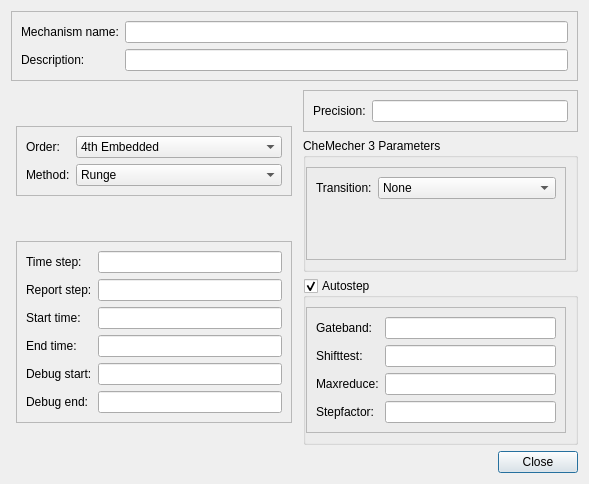
Before: the Qt Designer form src/gui/simparams.ui in stevenvergenz/chemecher, drawn with Qt 5.
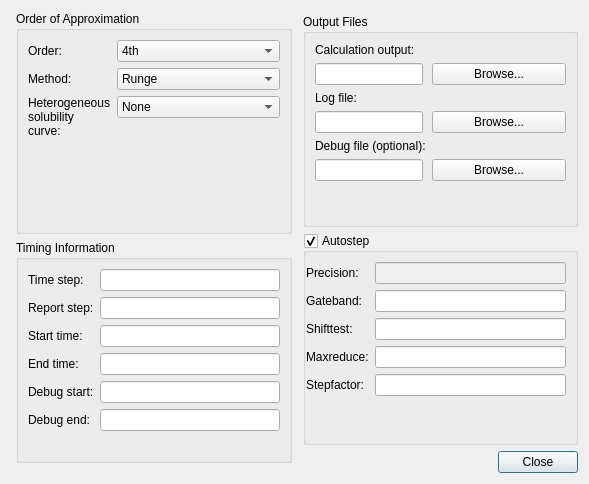
After: the same form once the commit is applied.

Commit message: Rearranged sim params window, added mech properties window. now able to select output files from the gui. gui calculation works.

What changed in the file:
```diff
--- a/src/gui/simparams.ui
+++ b/src/gui/simparams.ui
@@ -14,223 +14,7 @@
    <string>Simulation Parameters</string>
   </property>
   <layout class="QGridLayout" name="gridLayout_2">
-   <item row="0" column="0" colspan="2">
-    <widget class="QFrame" name="frame_3">
-     <property name="sizePolicy">
-      <sizepolicy hsizetype="Preferred" vsizetype="Maximum">
-       <horstretch>0</horstretch>
-       <verstretch>0</verstretch>
-      </sizepolicy>
-     </property>
-     <property name="frameShape">
-      <enum>QFrame::StyledPanel</enum>
-     </property>
-     <property name="frameShadow">
-      <enum>QFrame::Raised</enum>
-     </property>
-     <layout class="QFormLayout" name="formLayout_2">
-      <item row="0" column="0">
-       <widget class="QLabel" name="label">
-        <property name="text">
-         <string>Mechanism name:</string>
-        </property>
-       </widget>
-      </item>
-      <item row="0" column="1">
-       <widget class="QLineEdit" name="txtMechName"/>
-      </item>
-      <item row="1" column="0">
-       <widget class="QLabel" name="label_2">
-        <property name="text">
-         <string>Description:</string>
-        </property>
-       </widget>
-      </item>
-      <item row="1" column="1">
-       <widget class="QLineEdit" name="txtMechDesc"/>
-      </item>
-     </layout>
-    </widget>
-   </item>
-   <item row="2" column="1">
-    <widget class="QFrame" name="frame_8">
-     <property name="frameShape">
-      <enum>QFrame::NoFrame</enum>
-     </property>
-     <property name="frameShadow">
-      <enum>QFrame::Raised</enum>
-     </property>
-     <layout class="QVBoxLayout" name="verticalLayout_3">
-      <property name="leftMargin">
-       <number>5</number>
-      </property>
-      <property name="topMargin">
-       <number>3</number>
-      </property>
-      <property name="rightMargin">
-       <number>0</number>
-      </property>
-      <property name="bottomMargin">
-       <number>0</number>
-      </property>
-      <item>
-       <widget class="QFrame" name="frame_4">
-        <property name="sizePolicy">
-         <sizepolicy hsizetype="MinimumExpanding" vsizetype="Maximum">
-          <horstretch>0</horstretch>
-          <verstretch>0</verstretch>
-         </sizepolicy>
-        </property>
-        <property name="frameShape">
-         <enum>QFrame::StyledPanel</enum>
-        </property>
-        <property name="frameShadow">
-         <enum>QFrame::Raised</enum>
-        </property>
-        <layout class="QFormLayout" name="formLayout_3">
-         <item row="0" column="0">
-          <widget class="QLabel" name="label_9">
-           <property name="text">
-            <string>Precision:</string>
-           </property>
-          </widget>
-         </item>
-         <item row="0" column="1">
-          <widget class="QLineEdit" name="txtPrecision"/>
-         </item>
-        </layout>
-       </widget>
-      </item>
-      <item>
-       <widget class="QGroupBox" name="groupBox_9">
-        <property name="title">
-         <string>CheMecher 3 Parameters</string>
-        </property>
-        <property name="checkable">
-         <bool>false</bool>
-        </property>
-        <property name="checked">
-         <bool>false</bool>
-        </property>
-        <layout class="QVBoxLayout" name="verticalLayout_4">
-         <property name="leftMargin">
-          <number>0</number>
-         </property>
-         <item>
-          <widget class="QFrame" name="frame">
-           <property name="frameShape">
-            <enum>QFrame::StyledPanel</enum>
-           </property>
-           <property name="frameShadow">
-            <enum>QFrame::Raised</enum>
-           </property>
-           <layout class="QFormLayout" name="formLayout_7">
-            <item row="0" column="0">
-             <widget class="QLabel" name="label_16">
-              <property name="text">
-               <string>Transition:</string>
-              </property>
-             </widget>
-            </item>
-            <item row="0" column="1">
-             <widget class="QComboBox" name="comboTrans">
-              <item>
-               <property name="text">
-                <string>None</string>
-               </property>
-              </item>
-              <item>
-               <property name="text">
-                <string>Linear</string>
-               </property>
-              </item>
-              <item>
-               <property name="text">
-                <string>Arctangent</string>
-               </property>
-              </item>
-             </widget>
-            </item>
-           </layout>
-          </widget>
-         </item>
-        </layout>
-       </widget>
-      </item>
-      <item>
-       <widget class="QGroupBox" name="grpAutostep">
-        <property name="title">
-         <string>Autostep</string>
-        </property>
-        <property name="checkable">
-         <bool>true</bool>
-        </property>
-        <layout class="QVBoxLayout" name="verticalLayout">
-         <property name="leftMargin">
-          <number>0</number>
-         </property>
-         <item>
-          <widget class="QFrame" name="frame_7">
-           <property name="frameShape">
-            <enum>QFrame::StyledPanel</enum>
-           </property>
-           <property name="frameShadow">
-            <enum>QFrame::Raised</enum>
-           </property>
-           <layout class="QFormLayout" name="formLayout_5">
-            <property name="fieldGrowthPolicy">
-             <enum>QFormLayout::AllNonFixedFieldsGrow</enum>
-            </property>
-            <item row="0" column="0">
-             <widget class="QLabel" name="label_12">
-              <property name="text">
-               <string>Gateband:</string>
-              </property>
-             </widget>
-            </item>
-            <item row="0" column="1">
-             <widget class="QLineEdit" name="txtGateband"/>
-            </item>
-            <item row="1" column="0">
-             <widget class="QLabel" name="label_13">
-              <property name="text">
-               <string>Shifttest:</string>
-              </property>
-             </widget>
-            </item>
-            <item row="1" column="1">
-             <widget class="QLineEdit" name="txtShifttest"/>
-            </item>
-            <item row="2" column="0">
-             <widget class="QLabel" name="label_14">
-              <property name="text">
-               <string>Maxreduce:</string>
-              </property>
-             </widget>
-            </item>
-            <item row="2" column="1">
-             <widget class="QLineEdit" name="txtMaxreduce"/>
-            </item>
-            <item row="3" column="0">
-             <widget class="QLabel" name="label_15">
-              <property name="text">
-               <string>Stepfactor:</string>
-              </property>
-             </widget>
-            </item>
-            <item row="3" column="1">
-             <widget class="QLineEdit" name="txtStepfactor"/>
-            </item>
-           </layout>
-          </widget>
-         </item>
-        </layout>
-       </widget>
-      </item>
-     </layout>
-    </widget>
-   </item>
-   <item row="2" column="0" rowspan="2">
+   <item row="1" column="0" rowspan="2">
     <widget class="QFrame" name="frame_5">
      <property name="frameShape">
       <enum>QFrame::NoFrame</enum>
@@ -252,23 +36,11 @@
        <number>10</number>
       </property>
       <item>
-       <widget class="QFrame" name="frame_6">
-        <property name="sizePolicy">
-         <sizepolicy hsizetype="Preferred" vsizetype="Maximum">
-          <horstretch>0</horstretch>
-          <verstretch>0</verstretch>
-         </sizepolicy>
+       <widget class="QGroupBox" name="groupOrder">
+        <property name="title">
+         <string>Order of Approximation</string>
         </property>
-        <property name="frameShape">
-         <enum>QFrame::StyledPanel</enum>
-        </property>
-        <property name="frameShadow">
-         <enum>QFrame::Raised</enum>
-        </property>
-        <layout class="QFormLayout" name="formLayout_4">
-         <property name="fieldGrowthPolicy">
-          <enum>QFormLayout::AllNonFixedFieldsGrow</enum>
-         </property>
+        <layout class="QFormLayout" name="formLayout_6">
          <item row="0" column="0">
           <widget class="QLabel" name="label_10">
            <property name="text">
@@ -279,7 +51,7 @@
          <item row="0" column="1">
           <widget class="QComboBox" name="comboOrder">
            <property name="currentIndex">
-            <number>4</number>
+            <number>3</number>
            </property>
            <item>
             <property name="text">
@@ -334,24 +106,43 @@
            </item>
           </widget>
          </item>
+         <item row="2" column="0">
+          <widget class="QLabel" name="label_16">
+           <property name="text">
+            <string>Heterogeneous
+solubility
+curve:</string>
+           </property>
+          </widget>
+         </item>
+         <item row="2" column="1">
+          <widget class="QComboBox" name="comboTrans">
+           <item>
+            <property name="text">
+             <string>None</string>
+            </property>
+           </item>
+           <item>
+            <property name="text">
+             <string>Linear</string>
+            </property>
+           </item>
+           <item>
+            <property name="text">
+             <string>Arctangent</string>
+            </property>
+           </item>
+          </widget>
+         </item>
         </layout>
        </widget>
       </item>
       <item>
-       <widget class="QFrame" name="frame_2">
-        <property name="sizePolicy">
-         <sizepolicy hsizetype="MinimumExpanding" vsizetype="Maximum">
-          <horstretch>0</horstretch>
-          <verstretch>0</verstretch>
-         </sizepolicy>
+       <widget class="QGroupBox" name="groupTime">
+        <property name="title">
+         <string>Timing Information</string>
         </property>
-        <property name="frameShape">
-         <enum>QFrame::StyledPanel</enum>
-        </property>
-        <property name="frameShadow">
-         <enum>QFrame::Raised</enum>
-        </property>
-        <layout class="QFormLayout" name="formLayout">
+        <layout class="QFormLayout" name="formLayout_4">
          <item row="0" column="0">
           <widget class="QLabel" name="label_3">
            <property name="text">
@@ -359,6 +150,9 @@
            </property>
           </widget>
          </item>
+         <item row="0" column="1">
+          <widget class="QLineEdit" name="txtTimeStep"/>
+         </item>
          <item row="1" column="0">
           <widget class="QLabel" name="label_4">
            <property name="text">
@@ -366,50 +160,47 @@
            </property>
           </widget>
          </item>
-         <item row="4" column="0">
-          <widget class="QLabel" name="label_5">
-           <property name="text">
-            <string>End time:</string>
-           </property>
-          </widget>
+         <item row="1" column="1">
+          <widget class="QLineEdit" name="txtReportStep"/>
          </item>
-         <item row="3" column="0">
+         <item row="2" column="0">
           <widget class="QLabel" name="label_6">
            <property name="text">
             <string>Start time:</string>
            </property>
           </widget>
          </item>
-         <item row="5" column="0">
+         <item row="2" column="1">
+          <widget class="QLineEdit" name="txtStartTime"/>
+         </item>
+         <item row="3" column="0">
+          <widget class="QLabel" name="label_5">
+           <property name="text">
+            <string>End time:</string>
+           </property>
+          </widget>
+         </item>
+         <item row="3" column="1">
+          <widget class="QLineEdit" name="txtEndTime"/>
+         </item>
+         <item row="4" column="0">
           <widget class="QLabel" name="label_7">
            <property name="text">
             <string>Debug start:</string>
            </property>
           </widget>
          </item>
-         <item row="6" column="0">
+         <item row="4" column="1">
+          <widget class="QLineEdit" name="txtDebugStart"/>
+         </item>
+         <item row="5" column="0">
           <widget class="QLabel" name="label_8">
            <property name="text">
             <string>Debug end:</string>
            </property>
           </widget>
          </item>
-         <item row="0" column="1">
-          <widget class="QLineEdit" name="txtTimeStep"/>
-         </item>
-         <item row="1" column="1">
-          <widget class="QLineEdit" name="txtReportStep"/>
-         </item>
-         <item row="3" column="1">
-          <widget class="QLineEdit" name="txtStartTime"/>
-         </item>
-         <item row="4" column="1">
-          <widget class="QLineEdit" name="txtEndTime"/>
-         </item>
          <item row="5" column="1">
-          <widget class="QLineEdit" name="txtDebugStart"/>
-         </item>
-         <item row="6" column="1">
           <widget class="QLineEdit" name="txtDebugEnd"/>
          </item>
         </layout>
@@ -418,13 +209,185 @@
      </layout>
     </widget>
    </item>
-   <item row="3" column="1">
+   <item row="2" column="2">
     <widget class="QDialogButtonBox" name="buttonBox">
      <property name="standardButtons">
       <set>QDialogButtonBox::Close</set>
      </property>
     </widget>
    </item>
+   <item row="1" column="2">
+    <widget class="QFrame" name="frame_8">
+     <property name="frameShape">
+      <enum>QFrame::NoFrame</enum>
+     </property>
+     <property name="frameShadow">
+      <enum>QFrame::Raised</enum>
+     </property>
+     <layout class="QVBoxLayout" name="verticalLayout_3">
+      <property name="leftMargin">
+       <number>5</number>
+      </property>
+      <property name="topMargin">
+       <number>3</number>
+      </property>
+      <property name="rightMargin">
+       <number>0</number>
+      </property>
+      <property name="bottomMargin">
+       <number>0</number>
+      </property>
+      <item>
+       <widget class="QGroupBox" name="groupOutput">
+        <property name="title">
+         <string>Output Files</string>
+        </property>
+        <layout class="QFormLayout" name="formLayout_3">
+         <property name="fieldGrowthPolicy">
+          <enum>QFormLayout::AllNonFixedFieldsGrow</enum>
+         </property>
+         <item row="0" column="0">
+          <widget class="QLabel" name="label_17">
+           <property name="text">
+            <string>Calculation output:</string>
+           </property>
+          </widget>
+         </item>
+         <item row="1" column="0">
+          <widget class="QLineEdit" name="txtOutfile">
+           <property name="sizePolicy">
+            <sizepolicy hsizetype="Expanding" vsizetype="Fixed">
+             <horstretch>0</horstretch>
+             <verstretch>0</verstretch>
+            </sizepolicy>
+           </property>
+          </widget>
+         </item>
+         <item row="1" column="1">
+          <widget class="QPushButton" name="outputBrowse">
+           <property name="text">
+            <string>Browse...</string>
+           </property>
+          </widget>
+         </item>
+         <item row="2" column="0">
+          <widget class="QLabel" name="label_18">
+           <property name="text">
+            <string>Log file:</string>
+           </property>
+          </widget>
+         </item>
+         <item row="3" column="0">
+          <widget class="QLineEdit" name="txtLogfile"/>
+         </item>
+         <item row="4" column="0">
+          <widget class="QLabel" name="label_19">
+           <property name="text">
+            <string>Debug file (optional):</string>
+           </property>
+          </widget>
+         </item>
+         <item row="5" column="0">
+          <widget class="QLineEdit" name="txtDebugfile"/>
+         </item>
+         <item row="3" column="1">
+          <widget class="QPushButton" name="logBrowse">
+           <property name="text">
+            <string>Browse...</string>
+           </property>
+          </widget>
+         </item>
+         <item row="5" column="1">
+          <widget class="QPushButton" name="debugBrowse">
+           <property name="text">
+            <string>Browse...</string>
+           </property>
+          </widget>
+         </item>
+        </layout>
+       </widget>
+      </item>
+      <item>
+       <widget class="QGroupBox" name="groupAutostep">
+        <property name="title">
+         <string>Autostep</string>
+        </property>
+        <property name="checkable">
+         <bool>true</bool>
+        </property>
+        <property name="checked">
+         <bool>true</bool>
+        </property>
+        <layout class="QFormLayout" name="formLayout">
+         <property name="fieldGrowthPolicy">
+          <enum>QFormLayout::AllNonFixedFieldsGrow</enum>
+         </property>
+         <property name="leftMargin">
+          <number>0</number>
+         </property>
+         <item row="0" column="0">
+          <widget class="QLabel" name="lblPrecision">
+           <property name="enabled">
+            <bool>true</bool>
+           </property>
+           <property name="text">
+            <string>Precision:</string>
+           </property>
+          </widget>
+         </item>
+         <item row="0" column="1">
+          <widget class="QLineEdit" name="txtPrecision">
+           <property name="enabled">
+            <bool>false</bool>
+           </property>
+          </widget>
+         </item>
+         <item row="1" column="0">
+          <widget class="QLabel" name="lblGateband">
+           <property name="text">
+            <string>Gateband:</string>
+           </property>
+          </widget>
+         </item>
+         <item row="1" column="1">
+          <widget class="QLineEdit" name="txtGateband"/>
+         </item>
+         <item row="2" column="0">
+          <widget class="QLabel" name="lblShifttest">
+           <property name="text">
+            <string>Shifttest:</string>
+           </property>
+          </widget>
+         </item>
+         <item row="2" column="1">
+          <widget class="QLineEdit" name="txtShifttest"/>
+         </item>
+         <item row="3" column="0">
+          <widget class="QLabel" name="lblMaxreduce">
+           <property name="text">
+            <string>Maxreduce:</string>
+           </property>
+          </widget>
+         </item>
+         <item row="3" column="1">
+          <widget class="QLineEdit" name="txtMaxreduce"/>
+         </item>
+         <item row="4" column="0">
+          <widget class="QLabel" name="lblStepfactor">
+           <property name="text">
+            <string>Stepfactor:</string>
+           </property>
+          </widget>
+         </item>
+         <item row="4" column="1">
+          <widget class="QLineEdit" name="txtStepfactor"/>
+         </item>
+        </layout>
+       </widget>
+      </item>
+     </layout>
+    </widget>
+   </item>
   </layout>
  </widget>
  <resources/>
```
The commit also changes 13 other files.
